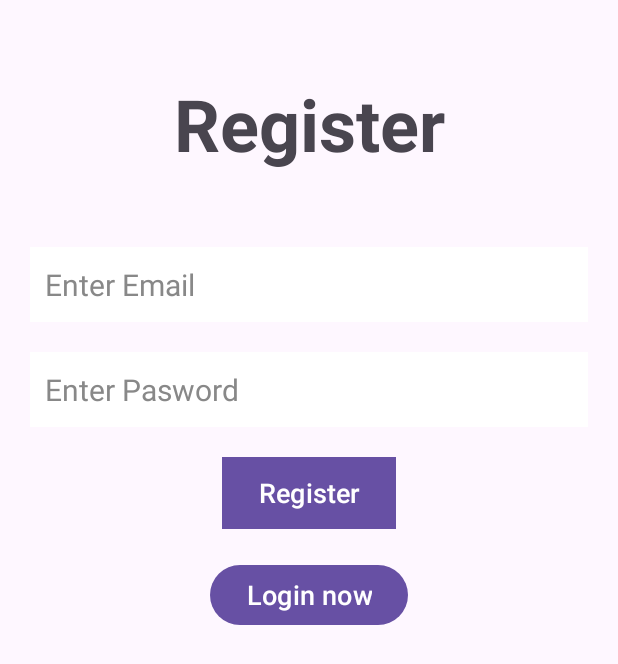
After one commit to rickydickystyle/My-App, an Android app: the RegisterActivity screen opened directly, with no data from a screen before it, on a phone screen of 412 x 824 dp. The commit adds this screen. Shown: the top 664 px of the screen. Run offline under Robolectric (Android 15) with nearby library versions, the phone set to English and light mode, and no system bars; our stand-ins replace Firebase (no records; nobody signed in at launch, a user with empty details on screens opened directly).

Commit message:
Firebase added, login, register activity changes

```diff
--- a/app/build.gradle.kts
+++ b/app/build.gradle.kts
@@ -1,5 +1,6 @@
 plugins {
     alias(libs.plugins.android.application)
+    alias(libs.plugins.google.gms.google.services)
 }
 
 android {
@@ -56,6 +57,7 @@ dependencies {
     implementation(libs.annotation)
     implementation(libs.lifecycle.livedata.ktx)
     implementation(libs.lifecycle.viewmodel.ktx)
+    implementation(libs.firebase.auth)
     testImplementation(libs.junit)
     androidTestImplementation(libs.ext.junit)
     androidTestImplementation(libs.espresso.core)
--- /dev/null
+++ b/app/src/main/java/com/myname/myapp/RegisterActivity.java
@@ -0,0 +1,82 @@
+package com.myname.myapp;
+
+import android.content.Intent;
+import android.os.Bundle;
+import android.text.TextUtils;
+import android.view.View;
+import android.widget.Button;
+import android.widget.EditText;
+import android.widget.Toast;
+
+import androidx.activity.EdgeToEdge;
+import androidx.annotation.NonNull;
+import androidx.appcompat.app.AppCompatActivity;
+import androidx.core.graphics.Insets;
+import androidx.core.view.ViewCompat;
+import androidx.core.view.WindowInsetsCompat;
+
+import com.google.android.gms.tasks.OnCompleteListener;
+import com.google.android.gms.tasks.Task;
+import com.google.firebase.auth.AuthResult;
+import com.google.firebase.auth.FirebaseAuth;
+import com.google.firebase.auth.FirebaseUser;
+
+public class RegisterActivity extends AppCompatActivity {
+
+    EditText editTxtEmail, editTxtPassword;
+    Button btnRegister, btnLogin;
+    FirebaseAuth mAuth;
+
+    @Override
+    protected void onCreate(Bundle savedInstanceState) {
+        super.onCreate(savedInstanceState);
+        EdgeToEdge.enable(this);
+        setContentView(R.layout.activity_register);
+
+        mAuth = FirebaseAuth.getInstance();
+        editTxtEmail = findViewById(R.id.editTextEmail);
+        editTxtPassword = findViewById(R.id.editTextPassword);
+        btnRegister = findViewById(R.id.bntRegister);
+        btnLogin = findViewById(R.id.btnLogin);
+
+        btnRegister.setOnClickListener(new View.OnClickListener() {
+            @Override
+            public void onClick(View view) {
+                String email, password;
+                email = editTxtEmail.getText().toString();//Cái nào cũng đc
+                password = String.valueOf(editTxtPassword.getText());
+
+                if(TextUtils.isEmpty(email) || TextUtils.isEmpty(password)){
+                    Toast.makeText(RegisterActivity.this, "Vui lòng nhập đầy đủ thông tin", Toast.LENGTH_SHORT).show();
+                    return;
+                }else{
+                    Toast.makeText(RegisterActivity.this, "Đăng ký thành công", Toast.LENGTH_SHORT).show();
+                }
+
+                mAuth.createUserWithEmailAndPassword(email, password)
+                        .addOnCompleteListener(new OnCompleteListener<AuthResult>() {
+                            @Override
+                            public void onComplete(@NonNull Task<AuthResult> task) {
+                                if (task.isSuccessful()) {
+                                    Toast.makeText(RegisterActivity.this, "Account created.",
+                                            Toast.LENGTH_SHORT).show();
+//                                            FirebaseUser user = mAuth.getCurrentUser();
+                                } else {
+                                    Toast.makeText(RegisterActivity.this, "Authentication failed.",
+                                            Toast.LENGTH_SHORT).show();
+                                }
+                            }
+                        });
+            }
+        });
+
+        btnLogin.setOnClickListener(new View.OnClickListener() {
+            @Override
+            public void onClick(View view) {
+                Intent loginIntent = new Intent(RegisterActivity.this, LoginActivity.class);
+                startActivity(loginIntent);
+                finish();
+            }
+        });
+    }
+}
--- /dev/null
+++ b/app/src/main/res/layout/activity_register.xml
@@ -0,0 +1,65 @@
+<?xml version="1.0" encoding="utf-8"?>
+<LinearLayout xmlns:android="http://schemas.android.com/apk/res/android"
+    xmlns:app="http://schemas.android.com/apk/res-auto"
+    xmlns:tools="http://schemas.android.com/tools"
+    android:id="@+id/main"
+    android:layout_width="match_parent"
+    android:layout_height="match_parent"
+    tools:context=".RegisterActivity"
+    android:orientation="vertical">
+
+    <TextView
+        android:layout_width="match_parent"
+        android:layout_height="wrap_content"
+        android:text="Register"
+        android:textSize="48sp"
+        android:layout_marginTop="50dp"
+        android:textAlignment="center"
+        android:textStyle="bold"/>
+
+    <EditText
+        android:id="@+id/editTextEmail"
+        android:layout_width="match_parent"
+        android:layout_height="50dp"
+        android:layout_marginTop="50dp"
+        android:textColor="@color/black"
+        android:background="@color/white"
+        android:paddingLeft="10sp"
+        android:layout_marginHorizontal="20dp"
+        android:textColorHint="@color/gray"
+        android:textSize="20dp"
+        android:hint="Enter Email"/>
+
+    <EditText
+        android:id="@+id/editTextPassword"
+        android:layout_width="match_parent"
+        android:layout_height="50dp"
+        android:layout_marginTop="20dp"
+        android:background="@color/white"
+        android:paddingLeft="10sp"
+        android:textColor="@color/black"
+        android:textColorHint="@color/gray"
+        android:textSize="20dp"
+        android:layout_marginHorizontal="20dp"
+        android:hint="Enter Pasword" />
+
+    <Button
+        android:id="@+id/bntRegister"
+        android:layout_width="wrap_content"
+        android:layout_height="wrap_content"
+        android:text="Register"
+        android:background="@color/gray"
+        android:layout_marginTop="20dp"
+        android:layout_gravity="center"
+        android:textSize="18dp"/>
+
+    <Button
+        android:id="@+id/btnLogin"
+        android:layout_width="wrap_content"
+        android:layout_height="wrap_content"
+        android:layout_marginTop="20dp"
+        android:text="Login now"
+        android:textSize="18dp"
+        android:layout_gravity="center"/>
+
+</LinearLayout>
--- a/build.gradle.kts
+++ b/build.gradle.kts
@@ -1,4 +1,5 @@
 // Top-level build file where you can add configuration options common to all sub-projects/modules.
 plugins {
     alias(libs.plugins.android.application) apply false
+    alias(libs.plugins.google.gms.google.services) apply false
 }
--- a/gradle/libs.versions.toml
+++ b/gradle/libs.versions.toml
@@ -10,6 +10,8 @@ constraintlayout = "2.1.4"
 annotation = "1.6.0"
 lifecycleLivedataKtx = "2.8.4"
 lifecycleViewmodelKtx = "2.8.4"
+googleGmsGoogleServices = "4.4.2"
+firebaseAuth = "23.0.0"
 
 [libraries]
 junit = { group = "junit", name = "junit", version.ref = "junit" }
@@ -22,6 +24,8 @@ constraintlayout = { group = "androidx.constraintlayout", name = "constraintlayo
 annotation = { group = "androidx.annotation", name = "annotation", version.ref = "annotation" }
 lifecycle-livedata-ktx = { group = "androidx.lifecycle", name = "lifecycle-livedata-ktx", version.ref = "lifecycleLivedataKtx" }
 lifecycle-viewmodel-ktx = { group = "androidx.lifecycle", name = "lifecycle-viewmodel-ktx", version.ref = "lifecycleViewmodelKtx" }
+firebase-auth = { group = "com.google.firebase", name = "firebase-auth", version.ref = "firebaseAuth" }
 
 [plugins]
 android-application = { id = "com.android.application", version.ref = "agp" }
+google-gms-google-services = { id = "com.google.gms.google-services", version.ref = "googleGmsGoogleServices" }
```
Also changed, not shown: app/src/main/AndroidManifest.xml (+9 -3 lines), app/src/main/java/com/myname/myapp/LoginActivity.java (+31 -14 lines), app/src/main/java/com/myname/myapp/Post.java (+9 -2 lines), app/src/main/java/com/myname/myapp/User.java (added, +92 -0 lines), app/src/main/res/layout/activity_main.xml (+44 -21 lines), 1 other file.
